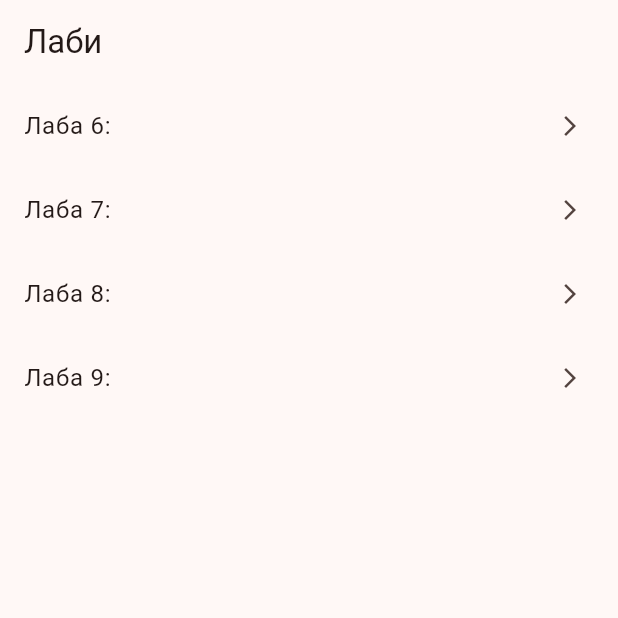
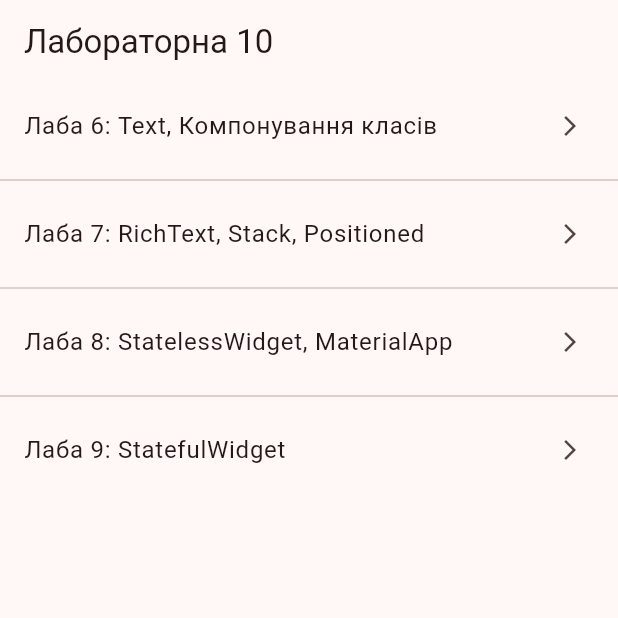
Before and after one commit to 9uyone/cpp-labs, a Flutter app: the screen it shows after launch, on a phone screen of 412 x 824 dp, the top half of it. Run offline on Flutter 3.47's test engine with Material 3 defaults, Android fonts, the phone set to English and light mode, and no system bars.

Commit message:
Draft version of Lab 6

```diff
--- a/labs_6_10/lib/screens/home_page.dart
+++ b/labs_6_10/lib/screens/home_page.dart
@@ -10,15 +10,22 @@ class HomePage extends StatelessWidget {
   @override
   Widget build(BuildContext context) {
     final labs = [
-      {'title': 'Лаба 6: ', 'page': const Lab6Page()},
-      {'title': 'Лаба 7: ', 'page': const Lab7Page()},
-      {'title': 'Лаба 8: ', 'page': const Lab8Page()},
-      {'title': 'Лаба 9: ', 'page': const Lab9Page()},
+      {'title': 'Лаба 6: Text, Компонування класів', 'page': const Lab6Page()},
+      {
+        'title': 'Лаба 7: RichText, Stack, Positioned',
+        'page': const Lab7Page(),
+      },
+      {
+        'title': 'Лаба 8: StatelessWidget, MaterialApp',
+        'page': const Lab8Page(),
+      },
+      {'title': 'Лаба 9: StatefulWidget', 'page': const Lab9Page()},
     ];
 
     return Scaffold(
-      appBar: AppBar(title: const Text('Лаби')),
-      body: ListView.builder(
+      appBar: AppBar(title: const Text('Лабораторна 10')),
+      body: ListView.separated(
+        separatorBuilder: (context, index) => const Divider(),
         itemCount: labs.length,
         itemBuilder: (context, index) {
           final lab = labs[index];
```
Also changed, not shown: labs_6_10/lib/screens/lab6_page.dart (+45 -2 lines).
